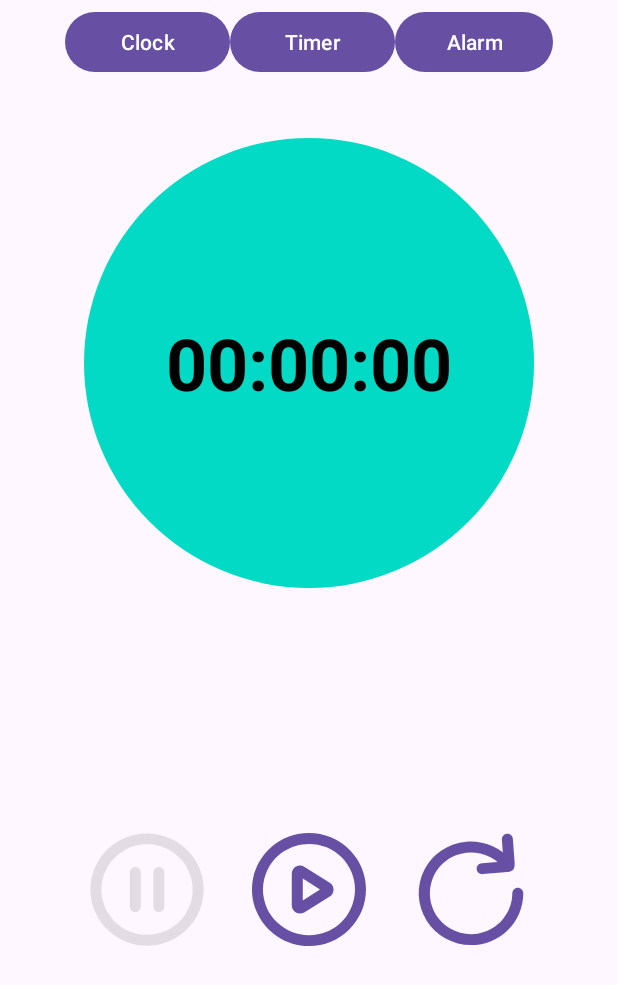
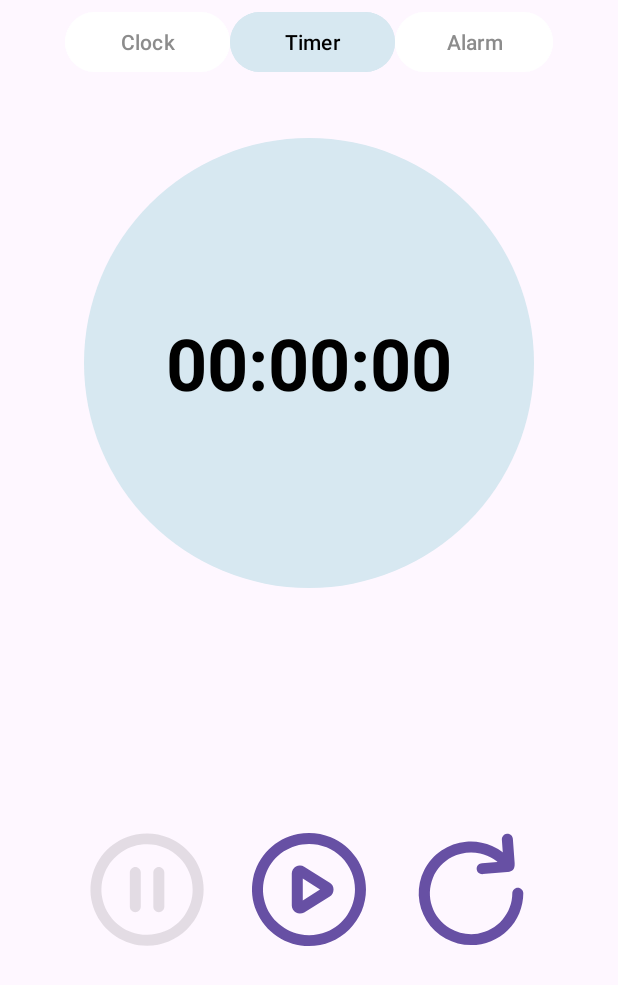
Before and after one commit to t4i-dev/Clock_Application, an Android app: the TimerPage screen opened directly, with no data from a screen before it, on a phone screen of 412 x 824 dp. Shown: the top 985 px of the screen. Run offline under Robolectric (Android 15) with nearby library versions, the phone set to English and light mode, and no system bars.

Commit message:
Update UI

```diff
--- a/app/src/main/res/drawable/button_add.xml
+++ b/app/src/main/res/drawable/button_add.xml
@@ -4,12 +4,12 @@
     android:viewportWidth="24"
     android:viewportHeight="24">
     <path
-        android:fillColor="#FF231F20"
+        android:fillColor="@color/black"
         android:pathData="M12 22.24c-0.27 0-0.52-0.1-0.7-0.3-0.2-0.18-0.3-0.43-0.3-0.7V2.83c0-0.27 0.1-0.52 0.3-0.7 0.18-0.2 0.43-0.3 0.7-0.3 0.27 0 0.52 0.1 0.7 0.3 0.2 0.18 0.3 0.43 0.3 0.7v18.41c0 0.27-0.1 0.52-0.3 0.7-0.18 0.2-0.43 0.3-0.7 0.3Z"/>
     <path
-        android:fillColor="#FF231F20"
+        android:fillColor="@color/black"
         android:pathData="M12 22.24c-0.27 0-0.52-0.1-0.7-0.3-0.2-0.18-0.3-0.43-0.3-0.7V2.83c0-0.27 0.1-0.52 0.3-0.7 0.18-0.2 0.43-0.3 0.7-0.3 0.27 0 0.52 0.1 0.7 0.3 0.2 0.18 0.3 0.43 0.3 0.7v18.41c0 0.27-0.1 0.52-0.3 0.7-0.18 0.2-0.43 0.3-0.7 0.3Z"/>
     <path
-        android:fillColor="#FF231F20"
+        android:fillColor="@color/black"
         android:pathData="M21.24 13H2.83c-0.27 0-0.52-0.1-0.7-0.3-0.2-0.18-0.3-0.43-0.3-0.7 0-0.27 0.1-0.52 0.3-0.7 0.18-0.2 0.43-0.3 0.7-0.3h18.41c0.27 0 0.52 0.1 0.7 0.3 0.2 0.18 0.3 0.43 0.3 0.7 0 0.27-0.1 0.52-0.3 0.7-0.18 0.2-0.43 0.3-0.7 0.3Z"/>
 </vector>
--- a/app/src/main/res/drawable/button_continute.xml
+++ b/app/src/main/res/drawable/button_continute.xml
@@ -4,9 +4,9 @@
     android:viewportWidth="24"
     android:viewportHeight="24">
     <path
-        android:fillColor="#FF231F20"
+        android:fillColor="@color/black"
         android:pathData="M12 22.36c-2.05 0-4.05-0.6-5.76-1.75-1.7-1.13-3.03-2.75-3.81-4.65-0.79-1.89-1-3.97-0.6-5.98 0.4-2.01 1.4-3.86 2.84-5.3 1.45-1.45 3.3-2.44 5.3-2.84 2.02-0.4 4.1-0.2 6 0.59 1.89 0.78 3.5 2.11 4.64 3.81 1.14 1.7 1.75 3.71 1.75 5.76 0 2.75-1.1 5.38-3.04 7.32-1.94 1.95-4.57 3.04-7.32 3.04Zm0-18.71c-1.65 0-3.27 0.5-4.65 1.41-1.37 0.92-2.44 2.22-3.07 3.75-0.64 1.53-0.8 3.21-0.48 4.83 0.32 1.63 1.12 3.12 2.3 4.29 1.16 1.16 2.65 1.96 4.28 2.28 1.62 0.32 3.3 0.16 4.83-0.48 1.52-0.63 2.83-1.7 3.75-3.08 0.91-1.38 1.4-3 1.4-4.65 0-1.1-0.22-2.18-0.64-3.2-0.42-1.01-1.03-1.93-1.8-2.7-0.79-0.78-1.7-1.4-2.72-1.82-1.02-0.42-2.1-0.63-3.2-0.63Z"/>
     <path
-        android:fillColor="#FF231F20"
+        android:fillColor="@color/black"
         android:pathData="M10.34 16.4c-0.25 0-0.5-0.06-0.71-0.18-0.23-0.13-0.42-0.31-0.56-0.54-0.13-0.23-0.2-0.49-0.2-0.75V9.08c0-0.26 0.07-0.52 0.2-0.75C9.21 8.11 9.4 7.92 9.63 7.8c0.23-0.13 0.49-0.19 0.75-0.18 0.26 0 0.52 0.08 0.74 0.22l4.65 2.91c0.21 0.13 0.39 0.32 0.51 0.54 0.12 0.22 0.18 0.47 0.18 0.72s-0.06 0.5-0.17 0.71c-0.12 0.22-0.3 0.4-0.51 0.54l-4.65 2.94c-0.24 0.14-0.51 0.21-0.79 0.21Zm0.53-6.4v4L14 12l-3.13-2Z"/>
 </vector>
--- a/app/src/main/res/drawable/button_reset.xml
+++ b/app/src/main/res/drawable/button_reset.xml
@@ -4,9 +4,9 @@
     android:viewportWidth="24"
     android:viewportHeight="24">
     <path
-        android:fillColor="#FF231F20"
+        android:fillColor="@color/black"
         android:pathData="M12 22.18c-1.62 0-3.21-0.4-4.63-1.2-1.41-0.78-2.6-1.92-3.45-3.3-0.85-1.37-1.34-2.94-1.42-4.56-0.07-1.61 0.27-3.22 1-4.67C4.21 7 5.3 5.76 6.63 4.85c1.33-0.91 2.88-1.47 4.5-1.61 1.6-0.15 3.23 0.12 4.7 0.78C17.33 4.68 18.62 5.7 19.59 7c0.1 0.1 0.18 0.22 0.23 0.36 0.05 0.13 0.08 0.28 0.07 0.42-0.01 0.14-0.05 0.28-0.12 0.4-0.07 0.14-0.16 0.25-0.28 0.33-0.11 0.09-0.25 0.15-0.39 0.18s-0.28 0.03-0.42 0c-0.14-0.03-0.28-0.1-0.4-0.18-0.1-0.08-0.2-0.2-0.27-0.32-1.07-1.42-2.6-2.42-4.34-2.8-1.73-0.4-3.55-0.16-5.13 0.66-1.57 0.83-2.8 2.18-3.47 3.83-0.66 1.65-0.72 3.48-0.16 5.17 0.56 1.69 1.7 3.12 3.23 4.04 1.52 0.92 3.32 1.27 5.07 1 1.76-0.3 3.35-1.19 4.5-2.54 1.16-1.35 1.8-3.07 1.8-4.85 0-0.27 0.1-0.52 0.3-0.7 0.18-0.2 0.43-0.3 0.7-0.3 0.27 0 0.52 0.1 0.7 0.3 0.2 0.18 0.3 0.43 0.3 0.7 0 1.25-0.25 2.48-0.73 3.63-0.47 1.15-1.17 2.2-2.06 3.08-0.88 0.88-1.93 1.58-3.08 2.05-1.15 0.48-2.38 0.72-3.63 0.72Z"/>
     <path
-        android:fillColor="#FF231F20"
+        android:fillColor="@color/black"
         android:pathData="M14.07 9.19c-0.27 0.01-0.52-0.08-0.72-0.26-0.2-0.18-0.3-0.43-0.32-0.7-0.01-0.27 0.08-0.52 0.26-0.72 0.18-0.2 0.43-0.3 0.7-0.32l3.91-0.33-0.29-4c-0.02-0.27 0.07-0.53 0.24-0.73 0.17-0.2 0.42-0.33 0.68-0.35 0.27-0.01 0.53 0.07 0.73 0.24 0.2 0.18 0.33 0.42 0.35 0.69l0.33 4.48c0.02 0.39-0.1 0.77-0.35 1.07-0.25 0.3-0.6 0.5-0.99 0.55l-4.45 0.37-0.08 0.01Z"/>
 </vector>
--- a/app/src/main/res/drawable/round_text.xml
+++ b/app/src/main/res/drawable/round_text.xml
@@ -1,5 +1,5 @@
 <?xml version="1.0" encoding="utf-8"?>
 <shape xmlns:android="http://schemas.android.com/apk/res/android" android:shape="oval">
-    <solid android:color="@color/teal_200"/>
+    <solid android:color="@color/backgroundblurred"/>
 
 </shape>
--- a/app/src/main/res/layout/activity_timer_page.xml
+++ b/app/src/main/res/layout/activity_timer_page.xml
@@ -31,19 +31,25 @@
                 android:id="@+id/buttonWorldClock"
                 android:layout_width="110dp"
                 android:layout_height="match_parent"
-                android:text="@string/world_clock_string" />
+                android:backgroundTint="@color/white"
+                android:text="@string/world_clock_string"
+                android:textColor="@color/textblurred" />
 
             <Button
                 android:id="@+id/buttonTimer"
                 android:layout_width="110dp"
                 android:layout_height="match_parent"
-                android:text="@string/timer_string" />
+                android:backgroundTint="@color/backgroundblurred"
+                android:text="@string/timer_string"
+                android:textColor="@color/black" />
 
             <Button
                 android:id="@+id/buttonAlarm"
                 android:layout_width="105dp"
                 android:layout_height="match_parent"
-                android:text="@string/alarm_string" />
+                android:backgroundTint="@color/white"
+                android:text="@string/alarm_string"
+                android:textColor="@color/textblurred" />
         </LinearLayout>
 
     </LinearLayout>
@@ -99,7 +105,6 @@
             android:background="@drawable/button_stop"
             android:backgroundTint="@color/black"
             android:padding="30dp"
-            android:text=" "
             android:textStyle="bold" />
 
         <Button
--- a/app/src/main/res/values/colors.xml
+++ b/app/src/main/res/values/colors.xml
@@ -14,7 +14,7 @@
     <color name="background">#F0F5F8</color>
 
     <color name="textblurred">#8C8C8C</color>
-    <color name="backgroundblurred">#8C8C8C</color>
+    <color name="backgroundblurred">#D7E8F1</color>
 
 
     <color name="_bg__alarm_ek2_color">#EFF4F7</color>
```
Also changed, not shown: app/src/main/res/drawable/button_cross.xml (+5 -5 lines), app/src/main/res/drawable/ui_frame.xml (added, +11 -0 lines), app/src/main/res/layout/activity_alarm_page.xml (+9 -3 lines), app/src/main/res/layout/activity_main.xml (+9 -3 lines).
